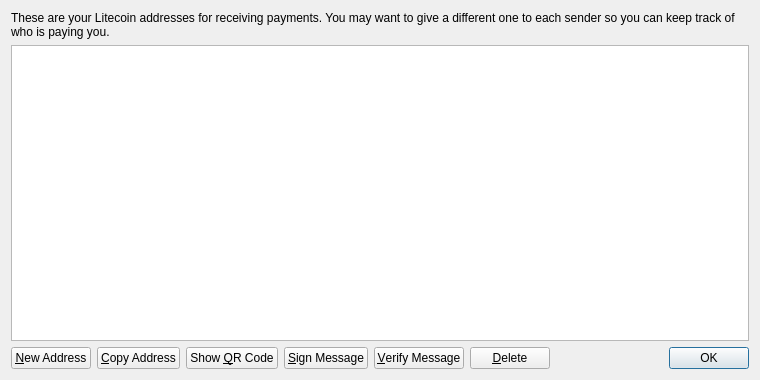
Before: the Qt Designer form src/qt/forms/addressbookpage.ui in tetcoin-legacy/czarcoin, drawn with Qt 5.
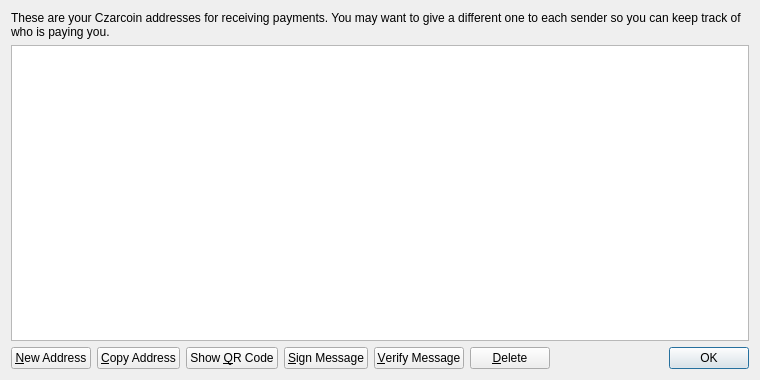
After: the same form once the commit is applied. Icons and pictures are not drawn.

Commit message: Czarcoin Genesis

```diff
--- a/src/qt/forms/addressbookpage.ui
+++ b/src/qt/forms/addressbookpage.ui
@@ -17,7 +17,7 @@
    <item>
     <widget class="QLabel" name="labelExplanation">
      <property name="text">
-      <string>These are your Litecoin addresses for receiving payments. You may want to give a different one to each sender so you can keep track of who is paying you.</string>
+      <string>These are your Czarcoin addresses for receiving payments. You may want to give a different one to each sender so you can keep track of who is paying you.</string>
      </property>
      <property name="textFormat">
       <enum>Qt::PlainText</enum>
```
The commit also changes 53 other files.
